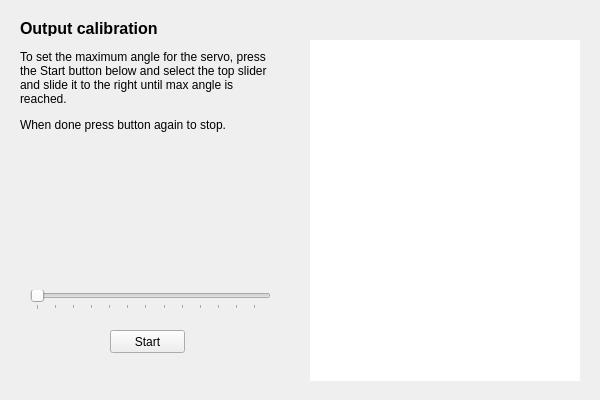
First picture: the form in ground/openpilotgcs/src/plugins/setupwizard/pages/outputcalibrationpage.ui, repository openpilot/OpenPilot, before the edit.
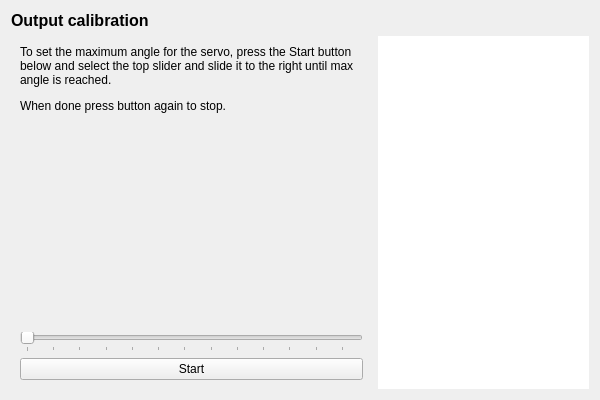
Second picture: the form after the edit. The open tabs and pages were chosen to show the change.

Commit message: GCS-Added layouts to new wiz

What changed in the file:
```diff
--- a/ground/openpilotgcs/src/plugins/setupwizard/pages/outputcalibrationpage.ui
+++ b/ground/openpilotgcs/src/plugins/setupwizard/pages/outputcalibrationpage.ui
@@ -13,41 +13,33 @@
   <property name="windowTitle">
    <string>WizardPage</string>
   </property>
-  <widget class="QGraphicsView" name="vehicleView">
-   <property name="geometry">
-    <rect>
-     <x>310</x>
-     <y>40</y>
-     <width>270</width>
-     <height>341</height>
-    </rect>
-   </property>
-   <property name="frameShape">
-    <enum>QFrame::NoFrame</enum>
-   </property>
-  </widget>
+  <layout class="QGridLayout" name="gridLayout">
+   <item row="0" column="0">
+    <widget class="QLabel" name="label_2">
+     <property name="font">
+      <font>
+       <pointsize>12</pointsize>
+       <weight>75</weight>
+       <bold>true</bold>
+      </font>
+     </property>
+     <property name="text">
+      <string>Output calibration</string>
+     </property>
+     <property name="alignment">
+      <set>Qt::AlignLeading|Qt::AlignLeft|Qt::AlignVCenter</set>
+     </property>
+    </widget>
+   </item>
+   <item row="1" column="0">
   <widget class="QStackedWidget" name="calibrationStack">
-   <property name="geometry">
-    <rect>
-     <x>20</x>
-     <y>40</y>
-     <width>290</width>
-     <height>341</height>
-    </rect>
-   </property>
    <property name="currentIndex">
-    <number>0</number>
+      <number>1</number>
    </property>
    <widget class="QWidget" name="intro">
+      <layout class="QVBoxLayout" name="verticalLayout_3">
+       <item>
     <widget class="QLabel" name="label_3">
-     <property name="geometry">
-      <rect>
-       <x>0</x>
-       <y>10</y>
-       <width>270</width>
-       <height>321</height>
-      </rect>
-     </property>
      <property name="text">
       <string>&lt;!DOCTYPE HTML PUBLIC &quot;-//W3C//DTD HTML 4.0//EN&quot; &quot;http://www.w3.org/TR/REC-html40/strict.dtd&quot;&gt;
 &lt;html&gt;&lt;head&gt;&lt;meta name=&quot;qrichtext&quot; content=&quot;1&quot; /&gt;&lt;style type=&quot;text/css&quot;&gt;
@@ -66,17 +58,13 @@
       <bool>true</bool>
      </property>
     </widget>
+       </item>
+      </layout>
    </widget>
    <widget class="QWidget" name="motorNeutral">
+      <layout class="QVBoxLayout" name="verticalLayout_4">
+       <item>
     <widget class="QLabel" name="label_4">
-     <property name="geometry">
-      <rect>
-       <x>0</x>
-       <y>10</y>
-       <width>261</width>
-       <height>221</height>
-      </rect>
-     </property>
      <property name="text">
       <string>&lt;html&gt;&lt;head/&gt;&lt;body&gt;&lt;p&gt;In this step we will set the neutral rate for the motor highlighted in the illustration to the right. &lt;br/&gt;Plase pay attention to the details and in particular the motors position and its rotation direction.&lt;/p&gt;&lt;p&gt;To find the neutral rate for this engine, press the Start button below and slide the slider to the right until the engine just starts to spin stably. &lt;br/&gt;&lt;br/&gt;When done press button again to stop.&lt;/p&gt;&lt;/body&gt;&lt;/html&gt;</string>
      </property>
@@ -87,18 +75,12 @@
       <bool>true</bool>
      </property>
     </widget>
+       </item>
+       <item>
     <widget class="QSlider" name="motorNeutralSlider">
      <property name="enabled">
       <bool>false</bool>
      </property>
-     <property name="geometry">
-      <rect>
-       <x>10</x>
-       <y>250</y>
-       <width>241</width>
-       <height>19</height>
-      </rect>
-     </property>
      <property name="minimum">
       <number>1000</number>
      </property>
@@ -124,15 +106,9 @@
       <number>20</number>
      </property>
     </widget>
+       </item>
+       <item>
     <widget class="QPushButton" name="motorNeutralButton">
-     <property name="geometry">
-      <rect>
-       <x>90</x>
-       <y>290</y>
-       <width>75</width>
-       <height>23</height>
-      </rect>
-     </property>
      <property name="text">
       <string>Start</string>
      </property>
@@ -143,17 +119,13 @@
       <bool>false</bool>
      </property>
     </widget>
+       </item>
+      </layout>
    </widget>
    <widget class="QWidget" name="servoNeutral">
+      <layout class="QVBoxLayout" name="verticalLayout_5">
+       <item>
     <widget class="QLabel" name="label_6">
-     <property name="geometry">
-      <rect>
-       <x>0</x>
-       <y>10</y>
-       <width>261</width>
-       <height>201</height>
-      </rect>
-     </property>
      <property name="text">
       <string>&lt;html&gt;&lt;head/&gt;&lt;body&gt;&lt;p&gt;This step calibrates the center position of the servo. To set the center position for this servo, press the Start button below and slide the slider to center the servo. &lt;/p&gt;&lt;p&gt;When done press button again to stop.&lt;/p&gt;&lt;/body&gt;&lt;/html&gt;</string>
      </property>
@@ -164,18 +136,12 @@
       <bool>true</bool>
      </property>
     </widget>
+       </item>
+       <item>
     <widget class="QSlider" name="servoCenterSlider">
      <property name="enabled">
       <bool>false</bool>
      </property>
-     <property name="geometry">
-      <rect>
-       <x>10</x>
-       <y>250</y>
-       <width>241</width>
-       <height>19</height>
-      </rect>
-     </property>
      <property name="minimum">
       <number>1000</number>
      </property>
@@ -210,15 +176,9 @@
       <number>40</number>
      </property>
     </widget>
+       </item>
+       <item>
     <widget class="QPushButton" name="servoCenterButton">
-     <property name="geometry">
-      <rect>
-       <x>90</x>
-       <y>290</y>
-       <width>75</width>
-       <height>23</height>
-      </rect>
-     </property>
      <property name="text">
       <string>Start</string>
      </property>
@@ -229,36 +189,13 @@
       <bool>false</bool>
      </property>
     </widget>
+       </item>
+      </layout>
    </widget>
    <widget class="QWidget" name="servoMinMax">
-    <widget class="QPushButton" name="servoMinAngleButton">
-     <property name="geometry">
-      <rect>
-       <x>90</x>
-       <y>290</y>
-       <width>75</width>
-       <height>23</height>
-      </rect>
-     </property>
-     <property name="text">
-      <string>Start</string>
-     </property>
-     <property name="checkable">
-      <bool>true</bool>
-     </property>
-     <property name="checked">
-      <bool>false</bool>
-     </property>
-    </widget>
+      <layout class="QVBoxLayout" name="verticalLayout">
+       <item>
     <widget class="QLabel" name="label_7">
-     <property name="geometry">
-      <rect>
-       <x>0</x>
-       <y>10</y>
-       <width>261</width>
-       <height>211</height>
-      </rect>
-     </property>
      <property name="text">
       <string>&lt;html&gt;&lt;head/&gt;&lt;body&gt;&lt;p&gt;To save the servo and other hardware from damage we have to set the max and min angles for the servo. &lt;/p&gt;&lt;p&gt;To set the minimum angle for the servo, press the Start button below and select the top slider and slide it to the left until min angle is reached.&lt;/p&gt;&lt;p&gt;When done press button again to stop.&lt;/p&gt;&lt;/body&gt;&lt;/html&gt;</string>
      </property>
@@ -269,18 +206,12 @@
       <bool>true</bool>
      </property>
     </widget>
+       </item>
+       <item>
     <widget class="QSlider" name="servoMinAngleSlider">
      <property name="enabled">
       <bool>false</bool>
      </property>
-     <property name="geometry">
-      <rect>
-       <x>10</x>
-       <y>250</y>
-       <width>241</width>
-       <height>20</height>
-      </rect>
-     </property>
      <property name="minimum">
       <number>1000</number>
      </property>
@@ -315,82 +246,26 @@
       <number>40</number>
      </property>
     </widget>
+       </item>
+       <item>
+        <widget class="QPushButton" name="servoMinAngleButton">
+         <property name="text">
+          <string>Start</string>
+         </property>
+         <property name="checkable">
+          <bool>true</bool>
+         </property>
+         <property name="checked">
+          <bool>false</bool>
+         </property>
+        </widget>
+       </item>
+      </layout>
    </widget>
    <widget class="QWidget" name="page">
-    <widget class="QPushButton" name="servoMaxAngleButton">
-     <property name="geometry">
-      <rect>
-       <x>90</x>
-       <y>290</y>
-       <width>75</width>
-       <height>23</height>
-      </rect>
-     </property>
-     <property name="text">
-      <string>Start</string>
-     </property>
-     <property name="checkable">
-      <bool>true</bool>
-     </property>
-     <property name="checked">
-      <bool>false</bool>
-     </property>
-    </widget>
-    <widget class="QSlider" name="servoMaxAngleSlider">
-     <property name="enabled">
-      <bool>false</bool>
-     </property>
-     <property name="geometry">
-      <rect>
-       <x>10</x>
-       <y>250</y>
-       <width>241</width>
-       <height>20</height>
-      </rect>
-     </property>
-     <property name="minimum">
-      <number>1500</number>
-     </property>
-     <property name="maximum">
-      <number>2000</number>
-     </property>
-     <property name="singleStep">
-      <number>10</number>
-     </property>
-     <property name="pageStep">
-      <number>20</number>
-     </property>
-     <property name="value">
-      <number>1500</number>
-     </property>
-     <property name="tracking">
-      <bool>true</bool>
-     </property>
-     <property name="orientation">
-      <enum>Qt::Horizontal</enum>
-     </property>
-     <property name="invertedAppearance">
-      <bool>false</bool>
-     </property>
-     <property name="invertedControls">
-      <bool>false</bool>
-     </property>
-     <property name="tickPosition">
-      <enum>QSlider::TicksBelow</enum>
-     </property>
-     <property name="tickInterval">
-      <number>40</number>
-     </property>
-    </widget>
+      <layout class="QVBoxLayout" name="verticalLayout_2">
+       <item>
     <widget class="QLabel" name="label_8">
-     <property name="geometry">
-      <rect>
-       <x>0</x>
-       <y>10</y>
-       <width>261</width>
-       <height>211</height>
-      </rect>
-     </property>
      <property name="text">
       <string>&lt;html&gt;&lt;head/&gt;&lt;body&gt;&lt;p&gt;To set the maximum angle for the servo, press the Start button below and select the top slider and slide it to the right until max angle is reached.&lt;/p&gt;&lt;p&gt;When done press button again to stop.&lt;/p&gt;&lt;/body&gt;&lt;/html&gt;</string>
      </property>
@@ -401,31 +276,84 @@
       <bool>true</bool>
      </property>
     </widget>
-   </widget>
-  </widget>
-  <widget class="QLabel" name="label_2">
-   <property name="geometry">
-    <rect>
-     <x>20</x>
-     <y>20</y>
-     <width>531</width>
-     <height>16</height>
-    </rect>
-   </property>
-   <property name="font">
-    <font>
-     <pointsize>12</pointsize>
-     <weight>75</weight>
-     <bold>true</bold>
-    </font>
-   </property>
+       </item>
+       <item>
+        <widget class="QSlider" name="servoMaxAngleSlider">
+         <property name="enabled">
+          <bool>false</bool>
+         </property>
+         <property name="minimum">
+          <number>1500</number>
+         </property>
+         <property name="maximum">
+          <number>2000</number>
+         </property>
+         <property name="singleStep">
+          <number>10</number>
+         </property>
+         <property name="pageStep">
+          <number>20</number>
+         </property>
+         <property name="value">
+          <number>1500</number>
+         </property>
+         <property name="tracking">
+          <bool>true</bool>
+         </property>
+         <property name="orientation">
+          <enum>Qt::Horizontal</enum>
+         </property>
+         <property name="invertedAppearance">
+          <bool>false</bool>
+         </property>
+         <property name="invertedControls">
+          <bool>false</bool>
+         </property>
+         <property name="tickPosition">
+          <enum>QSlider::TicksBelow</enum>
+         </property>
+         <property name="tickInterval">
+          <number>40</number>
+         </property>
+        </widget>
+       </item>
+       <item>
+        <widget class="QPushButton" name="servoMaxAngleButton">
    <property name="text">
-    <string>Output calibration</string>
-   </property>
-   <property name="alignment">
-    <set>Qt::AlignLeading|Qt::AlignLeft|Qt::AlignVCenter</set>
-   </property>
-  </widget>
+          <string>Start</string>
+         </property>
+         <property name="checkable">
+          <bool>true</bool>
+         </property>
+         <property name="checked">
+          <bool>false</bool>
+         </property>
+        </widget>
+       </item>
+      </layout>
+     </widget>
+    </widget>
+   </item>
+   <item row="1" column="1">
+    <widget class="QGraphicsView" name="vehicleView">
+     <property name="sizePolicy">
+      <sizepolicy hsizetype="Minimum" vsizetype="Minimum">
+       <horstretch>0</horstretch>
+       <verstretch>0</verstretch>
+      </sizepolicy>
+     </property>
+     <property name="minimumSize">
+      <size>
+       <width>200</width>
+       <height>200</height>
+      </size>
+     </property>
+     <property name="frameShape">
+      <enum>QFrame::NoFrame</enum>
+     </property>
+    </widget>
+   </item>
+  </layout>
  </widget>
  <resources/>
  <connections>
```
Lines whose indentation alone changed are shown as unchanged. The commit also changes 14 other files.
